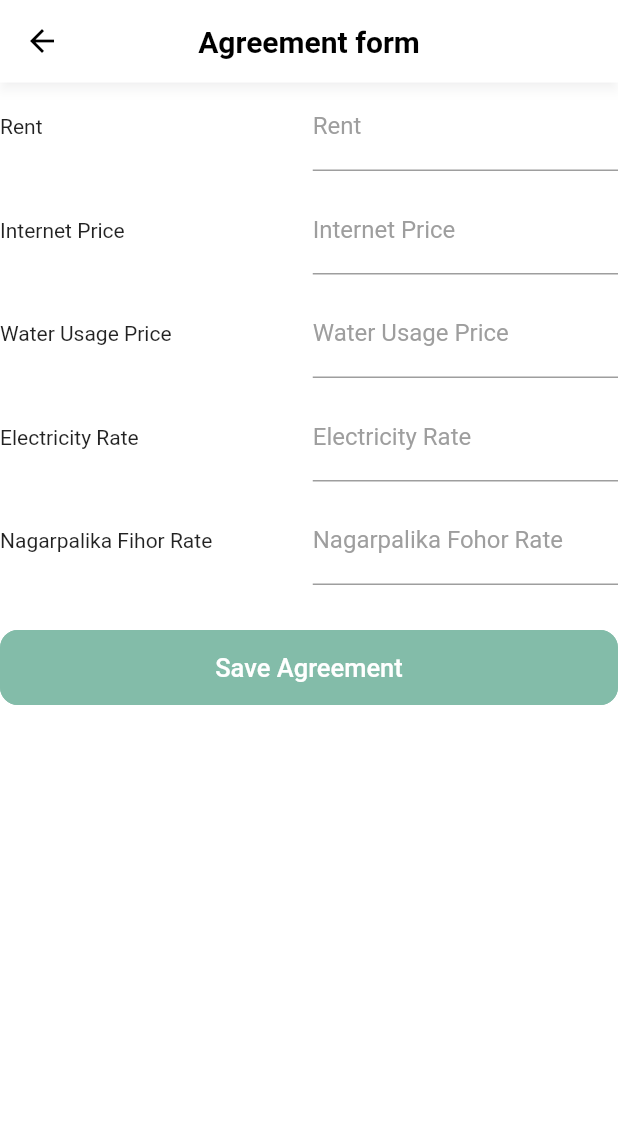
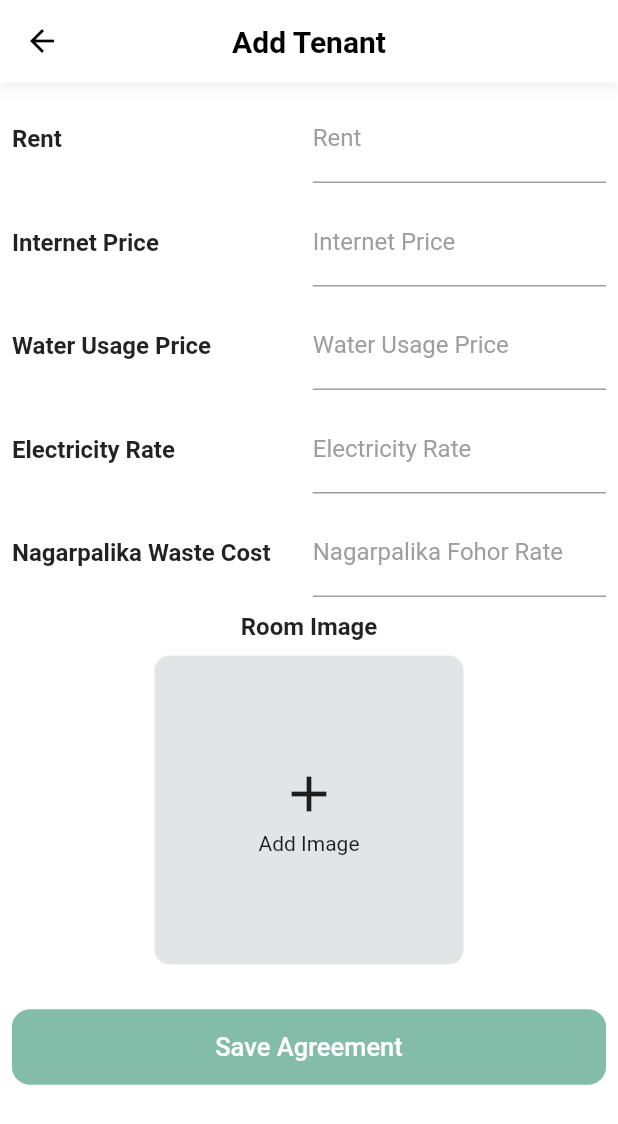
Before and after one commit to parajuliamit/rent-assist-owner, a Flutter app: the AddTenantView screen opened by its route, on a phone screen of 412 x 824 dp. Shown: the top 1124 px of the screen. Run offline on Flutter 3.47's test engine with Material 2 defaults, Android fonts, the phone set to English and light mode, and no system bars; our stand-ins replace dio, firebase_core, firebase_messaging, get, get_storage, image_cropper and 5 more; missing offline and left inert: flutter_phone_direct_caller; accounts and stored records are empty; generated files the repository leaves out were written again.

Commit message:
image add field added in add tenant form

```diff
--- a/lib/app/modules/add_tenant/views/add_tenant_view.dart
+++ b/lib/app/modules/add_tenant/views/add_tenant_view.dart
@@ -1,6 +1,7 @@
 import 'package:flutter/material.dart';
 
 import 'package:get/get.dart';
+import 'package:owner_app/app/modules/add_tenant/views/widgets/add_image_container.dart';
 import 'package:owner_app/app/utils/app_utils.dart';
 import 'package:owner_app/app/widgets/custom_buttom.dart';
 
@@ -13,15 +14,22 @@ class AddTenantView extends GetView<AddTenantController> {
   Widget build(BuildContext context) {
     return Scaffold(
         appBar: AppBar(
-          title: const Text('Agreement form'),
+          title: const Text('Add Tenant'),
           centerTitle: true,
         ),
         body: SingleChildScrollView(
+          child: Padding(
+            padding: const EdgeInsets.all(8.0),
             child: Column(
               children: [
                 Row(
                   children: [
-                  const Expanded(child: Text('Rent')),
+                    const Expanded(
+                        child: Text(
+                      'Rent',
+                      style:
+                          TextStyle(fontSize: 16, fontWeight: FontWeight.bold),
+                    )),
                     const SizedBox(
                       width: 5,
                     ),
@@ -41,7 +49,12 @@ class AddTenantView extends GetView<AddTenantController> {
                 ),
                 Row(
                   children: [
-                  const Expanded(child: Text('Internet Price')),
+                    const Expanded(
+                        child: Text(
+                      'Internet Price',
+                      style:
+                          TextStyle(fontSize: 16, fontWeight: FontWeight.bold),
+                    )),
                     SizedBox(
                       width: 5,
                     ),
@@ -61,7 +74,12 @@ class AddTenantView extends GetView<AddTenantController> {
                 ),
                 Row(
                   children: [
-                  const Expanded(child: Text('Water Usage Price')),
+                    const Expanded(
+                        child: Text(
+                      'Water Usage Price',
+                      style:
+                          TextStyle(fontSize: 16, fontWeight: FontWeight.bold),
+                    )),
                     const SizedBox(
                       width: 5,
                     ),
@@ -81,7 +99,12 @@ class AddTenantView extends GetView<AddTenantController> {
                 ),
                 Row(
                   children: [
-                  const Expanded(child: Text('Electricity Rate')),
+                    const Expanded(
+                        child: Text(
+                      'Electricity Rate',
+                      style:
+                          TextStyle(fontSize: 16, fontWeight: FontWeight.bold),
+                    )),
                     const SizedBox(
                       width: 5,
                     ),
@@ -101,14 +124,20 @@ class AddTenantView extends GetView<AddTenantController> {
                 ),
                 Row(
                   children: [
-                  const Expanded(child: Text('Nagarpalika Fihor Rate')),
+                    const Expanded(
+                        child: Text(
+                      'Nagarpalika Waste Cost',
+                      style:
+                          TextStyle(fontSize: 16, fontWeight: FontWeight.bold),
+                    )),
                     const SizedBox(
                       width: 5,
                     ),
                     Expanded(
                       child: Obx(() => InputField(
                             'Nagarpalika Fohor Rate',
-                          controller: controller.nagarpalikaFohorRateController,
+                            controller:
+                                controller.nagarpalikaFohorRateController,
                             inputType: TextInputType.number,
                             textInputAction: TextInputAction.next,
                             errorMessage:
@@ -118,6 +147,17 @@ class AddTenantView extends GetView<AddTenantController> {
                   ],
                 ),
                 const SizedBox(
+                  height: 10,
+                ),
+                Text(
+                  'Room Image',
+                  style: TextStyle(fontSize: 16, fontWeight: FontWeight.bold),
+                ),
+                SizedBox(
+                  height: 10,
+                ),
+                InsertImageContainer(),
+                const SizedBox(
                   height: 30,
                 ),
                 CustomButton('Save Agreement', () {
@@ -126,6 +166,7 @@ class AddTenantView extends GetView<AddTenantController> {
                 })
               ],
             ),
+          ),
         ));
   }
 }
--- /dev/null
+++ b/lib/app/modules/add_tenant/views/widgets/add_image_container.dart
@@ -0,0 +1,160 @@
+import 'dart:io';
+
+import 'package:flutter/material.dart';
+import 'package:flutter/services.dart';
+import 'package:get/get.dart';
+import 'package:image_picker/image_picker.dart';
+import 'package:owner_app/app/modules/add_tenant/controllers/add_tenant_controller.dart';
+import 'package:path_provider/path_provider.dart';
+import 'package:path/path.dart';
+
+import '../../../../utils/constants.dart';
+import '../../../home/views/widgets/icon_container.dart';
+
+class InsertImageContainer extends StatefulWidget {
+  const InsertImageContainer({
+    Key? key,
+  }) : super(key: key);
+
+  @override
+  State<InsertImageContainer> createState() => _InsertImageContainerState();
+}
+
+class _InsertImageContainerState extends State<InsertImageContainer> {
+  File? _image;
+
+  Future getImage(ImageSource source) async {
+    try {
+      final image = await ImagePicker().pickImage(source: source);
+      if (image == null) return;
+
+      // final imageTemporary = File(image.path);
+      final imagePermanent = await savefilePermamently(image.path);
+
+      setState(() {
+        this._image = imagePermanent;
+      });
+      // Get.find<AddTenantController>().image = imagePermanent;
+    } on PlatformException catch (e) {
+      print('failed to pick image $e');
+    }
+  }
+
+  Future<File> savefilePermamently(String imagePath) async {
+    final directory = await getApplicationDocumentsDirectory();
+    final name = basename(imagePath);
+    final image = File('${directory.path}/$name');
+
+    return File(imagePath).copy(image.path);
+  }
+
+  Future<void> selectImage(context) async {
+    await showDialog(
+        context: context,
+        builder: (context) {
+          return AlertDialog(
+            title: const Text('Select Image Source'),
+            content: Row(
+              children: [
+                Expanded(
+                  child: IconContainer(
+                      icon: Icons.camera_alt_outlined,
+                      title: 'Camera',
+                      onTap: () async {
+                        await getImage(ImageSource.camera);
+                        Navigator.pop(context);
+                      }),
+                ),
+                const SizedBox(
+                  width: 15,
+                ),
+                Expanded(
+                  child: IconContainer(
+                      icon: Icons.image_outlined,
+                      title: 'Gallery',
+                      onTap: () async {
+                        await getImage(ImageSource.gallery);
+                        Navigator.pop(context);
+                      }),
+                ),
+              ],
+            ),
+          );
+        });
+  }
+
+  @override
+  Widget build(BuildContext context) {
+    return _image == null
+        ? GestureDetector(
+            child: Container(
+              width: MediaQuery.of(context).size.width * 0.5,
+              height: MediaQuery.of(context).size.width * 0.5,
+              padding: const EdgeInsets.all(5),
+              decoration: BoxDecoration(
+                borderRadius: BorderRadius.circular(10),
+                color: kGreyColor.withOpacity(0.5),
+              ),
+              child: Column(
+                mainAxisAlignment: MainAxisAlignment.center,
+                children: const [
+                  Icon(
+                    Icons.add,
+                    size: 40,
+                  ),
+                  SizedBox(
+                    height: 5,
+                  ),
+                  Text(
+                    'Add Image',
+                  )
+                ],
+              ),
+            ),
+            onTap: () async {
+              await selectImage(context);
+            },
+          )
+        : Row(
+            children: [
+              ClipRRect(
+                borderRadius: BorderRadius.circular(10),
+                child: Image.file(
+                  _image!,
+                  width: MediaQuery.of(context).size.width * 0.5,
+                  height: MediaQuery.of(context).size.width * 0.5,
+                  fit: BoxFit.cover,
+                ),
+              ),
+              const SizedBox(
+                width: 20,
+              ),
+              Column(
+                children: [
+                  FloatingActionButton(
+                    onPressed: () async {
+                      await selectImage(context);
+                    },
+                    child: const Icon(
+                      Icons.refresh,
+                      color: Colors.white,
+                    ),
+                  ),
+                  const SizedBox(
+                    height: 15,
+                  ),
+                  FloatingActionButton(
+                    onPressed: () {
+                      setState(() {
+                        _image = null;
+                      });
+                    },
+                    child:
+                        const Icon(Icons.delete_outline, color: Colors.white),
+                  ),
+                ],
+              )
+            ],
+          );
+  }
+}
--- a/pubspec.yaml
+++ b/pubspec.yaml
@@ -24,6 +24,8 @@ dependencies:
   firebase_core: ^1.14.0
   firebase_messaging: ^11.2.13
   flutter_launcher_icons: ^0.10.0
+  url_launcher: ^6.1.5
+  flutter_phone_direct_caller: ^2.1.1
 
 dev_dependencies:
   flutter_lints: ^1.0.0
```
Also changed, not shown: lib/app/modules/add_tenant/views/widgets/icon_container.dart (added, +54 -0 lines), lib/app/modules/tenant_list/views/tenant_list_view.dart (+18 -4 lines), pubspec.lock, 2 other files. Lines whose indentation alone changed are shown as unchanged.
